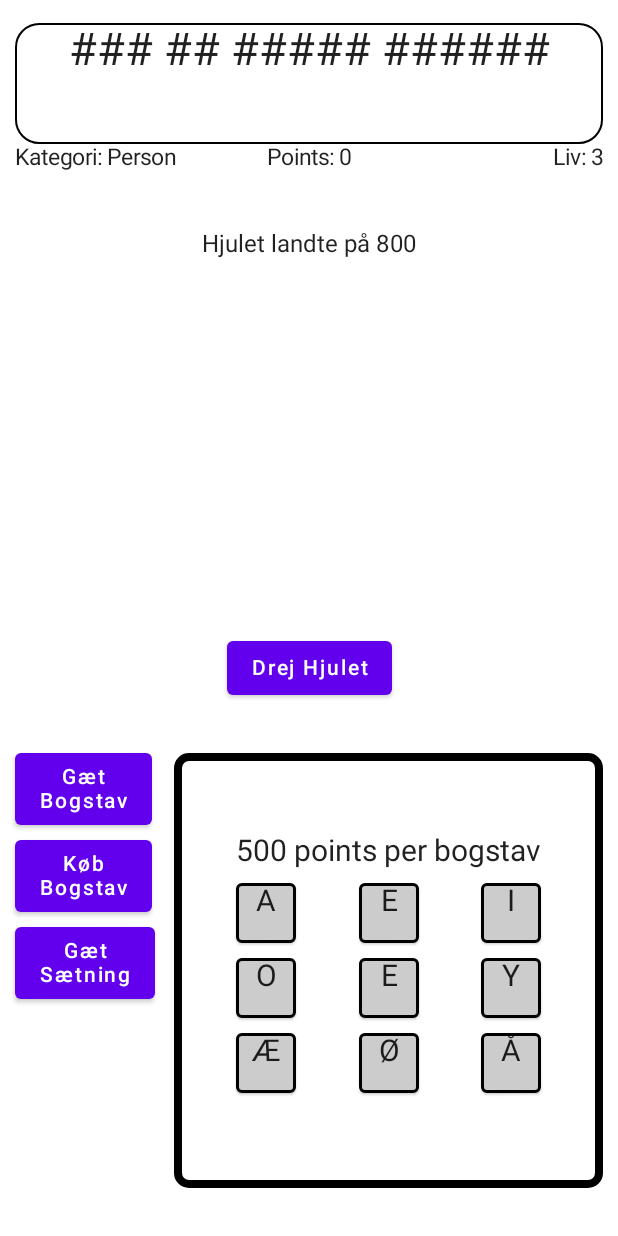
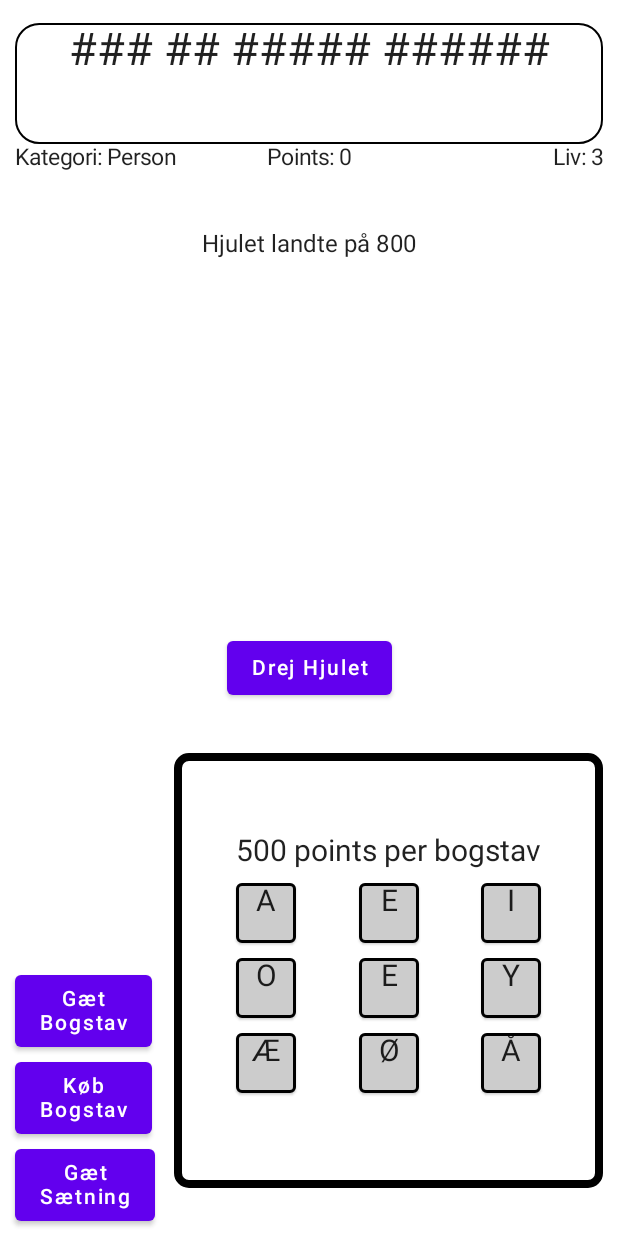
Before and after one commit to Foldager94/Lykkehjulet, an Android app built with Jetpack Compose: the screen it shows after launch (MainActivity), after a tap on an icon or button, on a phone screen of 412 x 824 dp. Run offline under Robolectric (Android 15) with nearby library versions, the phone set to English and light mode, and no system bars; 2 other taps on this screen came first.

Commit message:
String replacement

```diff
--- a/app/src/main/java/com/example/lykkehjulet/ui/screens/Lykkehjulet.kt
+++ b/app/src/main/java/com/example/lykkehjulet/ui/screens/Lykkehjulet.kt
@@ -1,5 +1,6 @@
 package com.example.lykkehjulet.ui.screens
 
+import android.content.res.Resources
 import androidx.compose.foundation.BorderStroke
 import androidx.compose.foundation.border
 import androidx.compose.foundation.layout.*
@@ -10,9 +11,11 @@ import androidx.compose.ui.Alignment
 import androidx.compose.ui.Modifier
 import androidx.compose.ui.draw.alpha
 import androidx.compose.ui.graphics.Color
+import androidx.compose.ui.res.stringResource
 import androidx.compose.ui.text.style.TextAlign
 import androidx.compose.ui.unit.dp
 import androidx.compose.ui.unit.sp
+import com.example.lykkehjulet.R
 import com.example.lykkehjulet.data.LykkehjuletViewModel
 
 @Composable
@@ -83,31 +86,31 @@ fun Wheel(viewModel: LykkehjuletViewModel) {
         Button(onClick = {
             viewModel.spinWheelLogic()
         }) {
-            Text(text = "Drej Hjulet", textAlign = TextAlign.Center)
+            Text(text = stringResource(R.string.spin_wheel), textAlign = TextAlign.Center)
         }
     }
 }
 @Composable
 fun WordPicker(viewModel: LykkehjuletViewModel) {
     Row(modifier = Modifier
-        .fillMaxHeight(2f)) {
+        ) {
         Column(modifier = Modifier
             .fillMaxHeight()
-            .fillMaxWidth(0.27f), verticalArrangement = Arrangement.Top) {
+            .fillMaxWidth(0.27f), verticalArrangement = Arrangement.Bottom) {
             Button(modifier = Modifier.padding(bottom = 10.dp), onClick = {
                 viewModel.changeKeyboard("consonant")
             }) {
-                    Text(text = "Gæt\nBogstav", textAlign = TextAlign.Center, fontSize = 14.sp)
+                    Text(text = stringResource(R.string.guess_letter), textAlign = TextAlign.Center, fontSize = 14.sp)
             }
             Button(modifier = Modifier.padding(bottom = 10.dp),onClick = {
                 viewModel.changeKeyboard("vowel")
             }) {
-                    Text(text = "Køb\nBogstav", textAlign = TextAlign.Center, fontSize = 14.sp)
+                    Text(text = stringResource(R.string.buy_letter), textAlign = TextAlign.Center, fontSize = 14.sp)
             }
             Button(modifier = Modifier.padding(bottom = 10.dp),onClick = {
                 viewModel.changeKeyboard("guessWord")
             }) {
-                    Text(text = "Gæt\nSætning", textAlign = TextAlign.Center, fontSize = 14.sp)
+                    Text(text = stringResource(R.string.guess_word), textAlign = TextAlign.Center, fontSize = 14.sp)
             }
         }
         Column(modifier = Modifier
@@ -130,20 +133,14 @@ fun postGameScren(viewModel: LykkehjuletViewModel){
         Row() {
             Text(text = "Tillykke du vandt!", color = Color.Green, fontSize = 30.sp)
         }
-        Row(){
-            Text(text = "De score blev " + viewModel.gameData.pointTotal, fontSize = 30.sp)
-        }
-    }else{
+    } else {
         Row() {
             Text(text = "Desværre du tabte", color = Color.Red, fontSize = 30.sp)
+    }
+    Row(){
+        Text(text = "Din score blev " + viewModel.gameData.pointTotal, fontSize = 30.sp)
+    }
 
-        }
-        Row(){
-            Text(text = "De score blev " + viewModel.gameData.pointTotal, fontSize = 30.sp)
-        }
-        Row(){
-            Text(text = "Ordet var:\n" + viewModel.gameData.word, textAlign = TextAlign.Center, fontSize = 30.sp)
-        }
     }
     Button(onClick = {viewModel.restartGame()}) {
         Text(text = "Spil Igen")
@@ -159,14 +156,14 @@ fun CategoryOfWord(modifier:Modifier = Modifier){
 @Composable
 fun LifeTotal(totalLife:Int){
     Column(modifier = Modifier.fillMaxWidth(1f),  horizontalAlignment = Alignment.End) {
-        Text(text = "Liv: $totalLife", fontSize = 15.sp,
+        Text(text = stringResource(R.string.lifes)+": $totalLife", fontSize = 15.sp,
             textAlign = TextAlign.Center)
     }
 }
 @Composable
 fun PointTotal(totalPoints:Int){
     Column(modifier = Modifier.fillMaxWidth(0.5f), horizontalAlignment = Alignment.CenterHorizontally) {
-        Text(text = "Points: $totalPoints", fontSize = 15.sp,
+        Text(text = stringResource(R.string.points)+": $totalPoints", fontSize = 15.sp,
             textAlign = TextAlign.Center)
     }
 }
@@ -217,7 +214,7 @@ fun Consonants(viewModel: LykkehjuletViewModel, modifier:Modifier = Modifier){
 
 @Composable
 fun Vowels(viewModel: LykkehjuletViewModel, modifier: Modifier = Modifier){
-    Text(modifier = Modifier.fillMaxWidth(), text = "500 points per bogstav", fontSize = 20.sp, textAlign = TextAlign.Center)
+    Text(modifier = Modifier.fillMaxWidth(), text = stringResource(R.string.letter_price), fontSize = 20.sp, textAlign = TextAlign.Center)
     Spacer(modifier = Modifier.height(10.dp))
     Row(modifier = Modifier
         .fillMaxWidth()
@@ -251,7 +248,7 @@ fun GuessWord(viewModel: LykkehjuletViewModel){
     }
     Row(verticalAlignment = Alignment.CenterVertically, horizontalArrangement = Arrangement.Center) {
         Button(modifier = Modifier.fillMaxWidth().padding(start = 20.dp, end = 20.dp), onClick = { viewModel.guessWord() }) {
-            Text(text = "Gæt")
+            Text(text = stringResource(R.string.guess_word_button))
         }
     }
 }
--- a/app/src/main/res/values/strings.xml
+++ b/app/src/main/res/values/strings.xml
@@ -1,3 +1,12 @@
 <resources>
     <string name="app_name">s224315 Lykkehjulet</string>
+    <string name="spin_wheel">Drej Hjulet</string>
+    <string name="guess_letter">Gæt\nBogstav</string>
+    <string name="buy_letter">Køb\nBogstav</string>
+    <string name="guess_word">Gæt\nSætning</string>
+    <string name="guess_word_button">Gæt</string>
+    <string name="category">Kategori</string>
+    <string name="lifes">Liv</string>
+    <string name="points">Points</string>
+    <string name="letter_price">500 points per bogstav</string>
 </resources>
```
Also changed, not shown: app/src/main/java/com/example/lykkehjulet/MainActivity.kt (+0 -13 lines).
